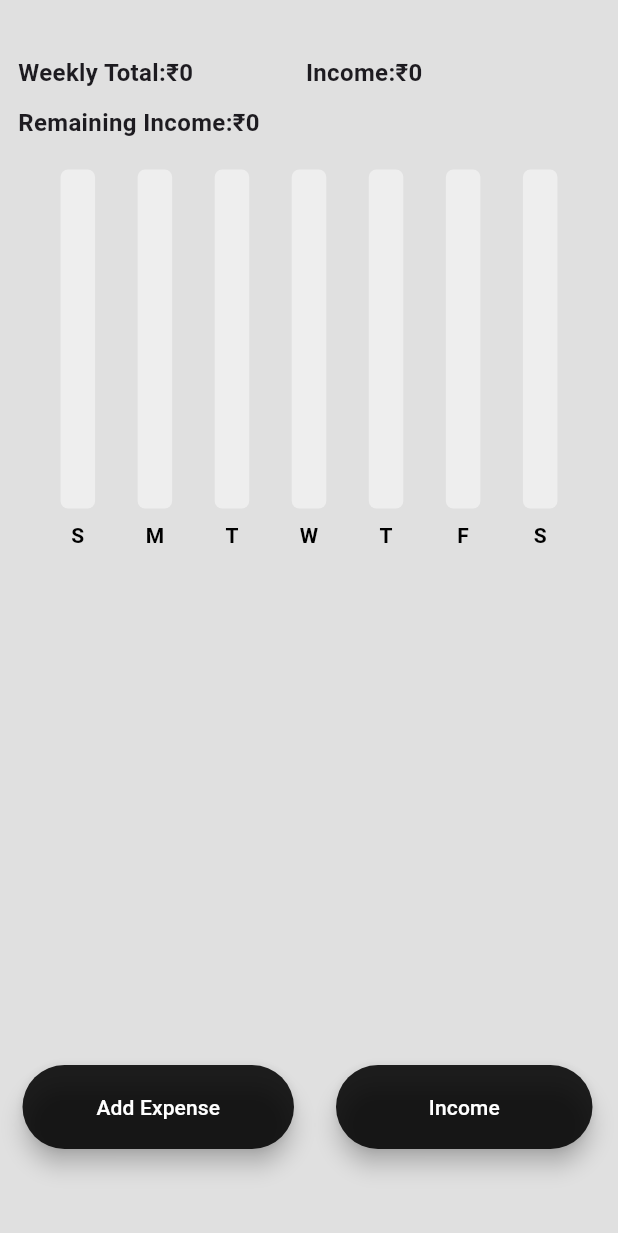
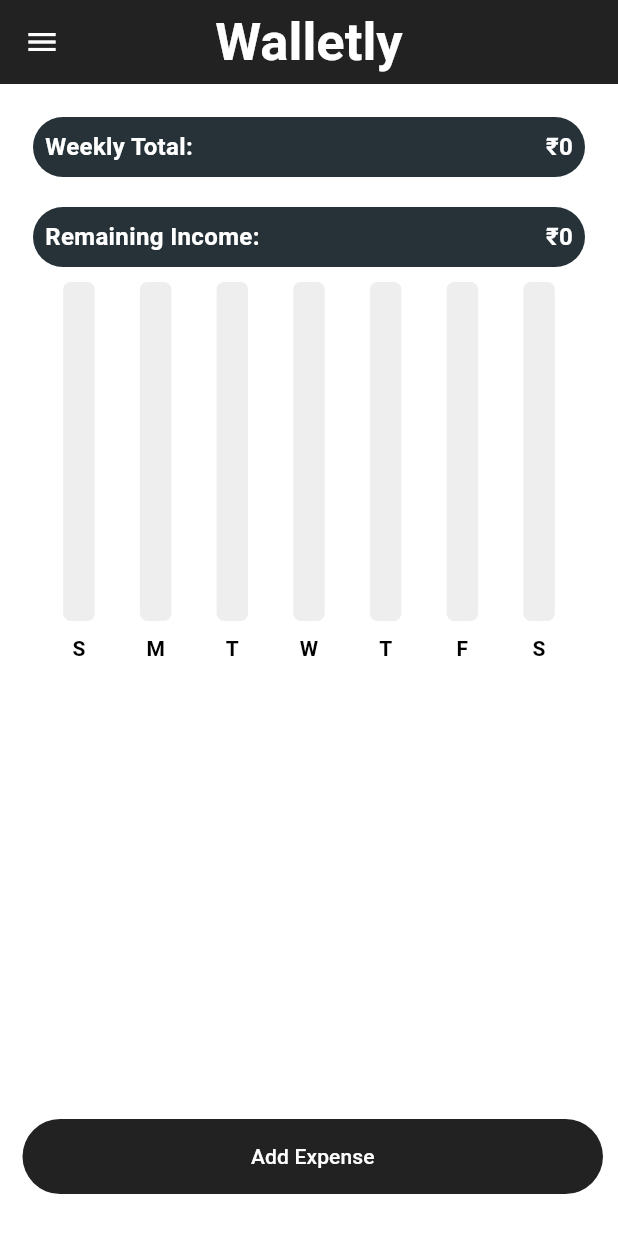
Before and after one commit to its-dhaya/Flutter_ExpenseTracker, a Flutter app: the screen it shows after launch, on a phone screen of 412 x 824 dp. Shown: the top 1233 px of the screen. Run offline on Flutter 3.47's test engine with Material 3 defaults, Android fonts, the phone set to English and light mode, and no system bars; drawn by our look-alikes of fl_chart; our stand-ins replace flutter_screenutil, flutter_slidable, hive, hive_flutter; accounts and stored records are empty.

Commit message:
Fourth commit

```diff
--- a/lib/bargarph/bargraph.dart
+++ b/lib/bargarph/bargraph.dart
@@ -61,7 +61,8 @@ class MyBarGraph extends StatelessWidget {
           barRods: [
             BarChartRodData(toY: data.y,
             color: Colors.grey.shade800,
-            width: 23,
+
+            width: 21,
             borderRadius: BorderRadius.circular(5),
             backDrawRodData: BackgroundBarChartRodData(
               show: true,
--- a/lib/components/expensesummary.dart
+++ b/lib/components/expensesummary.dart
@@ -9,7 +9,7 @@ class ExpenseSummary extends StatelessWidget {
 
   const ExpenseSummary({
     Key? key,
-    required this.startofWeek,
+    required this.startofWeek, required String incomeAmount,
   }) : super(key: key);
 
   double calculateMax(
@@ -97,44 +97,68 @@ class ExpenseSummary extends StatelessWidget {
         String remainingIncome = calculateRemainingIncome(value);
         return Column(
           children: [
+
             Padding(
-              padding: const EdgeInsets.only(right: 20, bottom: 10, top: 25),
+              padding: const EdgeInsets.all(10),
+              child: Container(
+                height: 40,
+                decoration: BoxDecoration(color: Colors.blueGrey.shade900,
+                borderRadius: BorderRadius.circular(20)),
                 child: Row(
+                  mainAxisAlignment: MainAxisAlignment.spaceBetween,
                   children: [
-                  Text(
+                    Column(
+                      crossAxisAlignment: CrossAxisAlignment.start,
+                      children: [
+
+                        Padding(
+                          padding: const EdgeInsets.all(8),
+                          child: Text(
                             "Weekly Total:",
-                    style: TextStyle(fontWeight: FontWeight.bold, fontSize: 16),
+                            style: TextStyle(fontWeight: FontWeight.bold, fontSize: 16,color: Colors.white),
                           ),
-                  Text(
-                    '₹${calculateWeektotal(value, sunday, monday, tuesday, wednesday, thursday, friday, saturday)}',
-                    style: TextStyle(fontWeight: FontWeight.bold, fontSize: 16),
-                  ),
-                  SizedBox(width: 10),
-                  Padding(padding: EdgeInsets.only(right: 65)),
-                  Text(
-                    "Income:",
-                    style: TextStyle(fontWeight: FontWeight.bold, fontSize: 16),
-                  ),
-                  Text(
-                    '₹$incomeTotal',
-                    style: TextStyle(fontWeight: FontWeight.bold, fontSize: 16),
                         ),
                       ],
                     ),
+                    Padding(
+                      padding: const EdgeInsets.all(8.0),
+                      child: Text(
+                        '₹${calculateWeektotal(value, sunday, monday, tuesday, wednesday, thursday, friday, saturday)}',
+                        style: TextStyle(fontWeight: FontWeight.bold, fontSize: 16,color: Colors.white),
+                      ),
+                    ),
+
+                  ],
+                ),
+              ),
+            ),
+
+
+            Padding(
+              padding: const EdgeInsets.all(10),
+              child: Container(
+                height: 40,
+                decoration: BoxDecoration(color: Colors.blueGrey.shade900,
+                borderRadius: BorderRadius.circular(20),),
+                child: Row(
+                  mainAxisAlignment: MainAxisAlignment.spaceBetween,
+                  children: [
+                    Padding(
+                      padding: const EdgeInsets.all(8.0),
+                      child: Text(
+                        "Remaining Income:",
+                        style: TextStyle(fontWeight: FontWeight.bold, fontSize: 16,color: Colors.white),
+                      ),
                     ),
                     Padding(
-              padding: const EdgeInsets.only(right: 20, bottom: 20),
-              child: Row(
-                children: [
-                  Text(
-                    "Remaining Income:",
-                    style: TextStyle(fontWeight: FontWeight.bold, fontSize: 16),
+                      padding: const EdgeInsets.all(8.0),
+                      child: Text(
+                        '₹$remainingIncome',
+                        style: TextStyle(fontWeight: FontWeight.bold, fontSize: 16,color: Colors.white),
                       ),
-                  Text(
-                    '₹$remainingIncome',
-                    style: TextStyle(fontWeight: FontWeight.bold, fontSize: 16),
                     ),
                   ],
+                ),
               ),
             ),
             SizedBox(
--- a/lib/main.dart
+++ b/lib/main.dart
@@ -1,4 +1,5 @@
 import 'package:flutter/material.dart';
+import 'package:flutter_screenutil/flutter_screenutil.dart';
 import 'package:hive_flutter/adapters.dart';
 import 'package:project/data/expensedata.dart';
 import 'package:project/pages/homepage.dart';
@@ -18,7 +19,10 @@ class MyApp extends StatelessWidget {
   // This widget is the root of your application.
   @override
   Widget build(BuildContext context) {
-    return ChangeNotifierProvider(
+    return ScreenUtilInit(
+
+      designSize:const Size(360, 640),
+      child: ChangeNotifierProvider(
 
         create: (context)=>ExpenseData(),
         builder: (context,child)=> const MaterialApp(
@@ -26,6 +30,7 @@ class MyApp extends StatelessWidget {
           debugShowCheckedModeBanner: false,
           home: HomePage(),
         ),
+        ),
     );
   }
 }
--- a/lib/pages/homepage.dart
+++ b/lib/pages/homepage.dart
@@ -16,12 +16,162 @@ class _HomePageState extends State<HomePage> {
   final newExpenseNameController = TextEditingController();
   final newExpenseAmountController = TextEditingController();
   final newIncomeAmountController = TextEditingController();
+  String incomeAmount = "";
 
   @override
   void initState() {
     super.initState();
+    Provider.of<ExpenseData>(context, listen: false).perpareData();
+  }
 
-    Provider.of<ExpenseData>(context, listen: false).perpareData();
+  @override
+  Widget build(BuildContext context) {
+    return Consumer<ExpenseData>(
+      builder: (context, value, child) => Scaffold(
+        appBar: AppBar(
+          title: Text(
+            'Walletly',
+            style: TextStyle(
+              fontWeight: FontWeight.bold,
+              fontSize: 35,
+              color: Colors.white,
+            ),
+          ),
+          centerTitle: true,
+          backgroundColor: Colors.black87,
+          leading: Builder(
+            builder: (context) => IconButton(
+              icon: Icon(Icons.menu, color: Colors.white),
+              onPressed: () {
+                Scaffold.of(context).openDrawer();
+              },
+            ),
+          ),
+        ),
+        drawer: Drawer(
+          child: ListView(
+            padding: EdgeInsets.zero,
+            children: [
+              SizedBox(
+                height: 188,
+                child: DrawerHeader(
+                  child: Column(
+                    crossAxisAlignment: CrossAxisAlignment.start,
+                    children: [
+                      Text(
+                        'Your Income!',
+                        style: TextStyle(
+                          color: Colors.white,
+                          fontWeight: FontWeight.bold,
+                          fontSize: 25,
+                        ),
+                      ),
+                      SizedBox(height: 30),
+                      Row(
+                        mainAxisAlignment: MainAxisAlignment.spaceBetween,
+                        children: [
+                          Text('AMOUNT: ₹$incomeAmount', style: TextStyle(fontWeight: FontWeight.bold,color: Colors.white)),
+                          IconButton(
+                            icon: Icon(Icons.edit),
+                            color: Colors.white,
+                            onPressed: () => editIncome(context),
+                          ),
+                        ],
+
+                      ),
+
+                    ],
+                  ),
+                  decoration: BoxDecoration(
+                    color: Colors.black87,
+                  ),
+                ),
+              ),
+            ],
+          ),
+        ),
+        resizeToAvoidBottomInset: false,
+        backgroundColor: Colors.white,
+        body: Column(
+          children: [
+            SizedBox(
+              height: 690,
+              child: SingleChildScrollView(
+                child: Column(
+                  children: [
+                    Container(
+                      margin: EdgeInsets.all(0),
+                      padding: EdgeInsets.all(12),
+                      decoration: BoxDecoration(
+                        color: Colors.white,
+                        borderRadius: BorderRadius.circular(0),
+                      ),
+                      child: ExpenseSummary(
+                        startofWeek: value.startofWeekData(),
+                        incomeAmount: incomeAmount,
+                      ),
+                    ),
+                    Container(
+                      margin: EdgeInsets.all(0),
+                      padding: EdgeInsets.all(6),
+                      decoration: BoxDecoration(
+                        color: Colors.white,
+                        borderRadius: BorderRadius.circular(0),
+                      ),
+                      child: ListView.builder(
+                        shrinkWrap: true,
+                        physics: NeverScrollableScrollPhysics(),
+                        itemCount: value.getallExpenseList().length,
+                        itemBuilder: (context, index) {
+                          final expense = value.getallExpenseList()[index];
+                          if (expense.name != 'Income') {
+                            return ExpenseTile(
+                              name: expense.name!,
+                              amount: expense.amount!,
+                              dateTime: expense.dateTime,
+                              deleteTapped: (p0) => deleteExpense(expense),
+                              editTapped: (p0) => editExpense(expense),
+                            );
+                          } else {
+                            return Container();
+                          }
+                        },
+                      ),
+                    ),
+                  ],
+                ),
+              ),
+            ),
+            Container(
+              color: Colors.white,
+              child: Row(
+                mainAxisAlignment: MainAxisAlignment.spaceEvenly,
+                children: [
+                  Expanded(
+                    child: Container(
+                      margin: EdgeInsets.only(right: 10, left: 10),
+                      padding: EdgeInsets.only(left: 5),
+                      child: MaterialButton(
+                        onPressed: addNewExpense,
+                        color: Colors.black87,
+                        textColor: Colors.white,
+                        elevation: 0,
+                        shape: RoundedRectangleBorder(
+                          borderRadius: BorderRadius.circular(30),
+                        ),
+                        minWidth: 10,
+                        height: 50,
+                        child: Text('Add Expense'),
+                      ),
+                    ),
+                  ),
+                ],
+              ),
+            ),
+          ],
+        ),
+      ),
+    );
   }
 
   void addNewExpense() {
@@ -75,11 +225,11 @@ class _HomePageState extends State<HomePage> {
     }
   }
 
-  void addIncome() {
+  void editIncome(BuildContext context) {
     showDialog(
       context: context,
       builder: (context) => AlertDialog(
-        title: Text('Add Income'),
+        title: Text('Enter Income'),
         content: Column(
           mainAxisSize: MainAxisSize.min,
           children: [
@@ -98,7 +248,7 @@ class _HomePageState extends State<HomePage> {
             child: Text('Cancel'),
           ),
           MaterialButton(
-            onPressed: saveIncome,
+            onPressed: () => saveIncome(context),
             child: Text('Save'),
           )
         ],
@@ -106,9 +256,12 @@ class _HomePageState extends State<HomePage> {
     );
   }
 
-  void saveIncome() {
+  void saveIncome(BuildContext context) {
     if (newIncomeAmountController.text.isNotEmpty) {
       String amount = '${newIncomeAmountController.text}';
+      setState(() {
+        incomeAmount = amount;
+      });
       Provider.of<ExpenseData>(context, listen: false)
           .addNewIncome(amount);
       Navigator.pop(context);
@@ -124,7 +277,7 @@ class _HomePageState extends State<HomePage> {
         actions: [
           TextButton(
             onPressed: () {
-              Navigator.pop(context); // Close the dialog
+              Navigator.pop(context);
             },
             child: Text('Cancel'),
           ),
@@ -132,7 +285,7 @@ class _HomePageState extends State<HomePage> {
             onPressed: () {
               Provider.of<ExpenseData>(context, listen: false)
                   .deleteExpense(expense);
-              Navigator.pop(context); // Close the dialog
+              Navigator.pop(context);
             },
             child: Text('Delete'),
           ),
@@ -182,19 +335,6 @@ class _HomePageState extends State<HomePage> {
     );
   }
 
-  void saveEditedExpense(BuildContext context, ExpenseItem expense) {
-    if (newExpenseNameController.text.isNotEmpty &&
-        newExpenseAmountController.text.isNotEmpty) {
-      String amount = '${newExpenseAmountController.text}';
-      // Update the existing expense item
-      expense.name = newExpenseNameController.text;
-      expense.amount = amount;
-      expense.dateTime = DateTime.now();
-      Provider.of<ExpenseData>(context, listen: false)
-          .notifyListeners(); // Notify listeners about the change
-    }
-  }
-
   void cancel() {
     Navigator.pop(context);
     clear();
@@ -206,105 +346,5 @@ class _HomePageState extends State<HomePage> {
     newIncomeAmountController.clear();
   }
 
-  @override
-  Widget build(BuildContext context) {
-    return Consumer<ExpenseData>(
-      builder: (context, value, child) => Scaffold(
-        resizeToAvoidBottomInset: false,
-        backgroundColor: Colors.grey.shade300,
-        body: Column(
-          children: [
-            SizedBox(
-              height: 695,
-              child: SingleChildScrollView(
-                child: Column(
-                  children: [
-                    Container(
-                      margin: EdgeInsets.all(0),
-                      padding: EdgeInsets.all(12),
-                      decoration: BoxDecoration(
-                        color: Colors.grey.shade300,
-                        borderRadius: BorderRadius.circular(0),
-                      ),
-                      child: ExpenseSummary(startofWeek: value.startofWeekData()),
-                    ),
-                    Container(
-                      margin: EdgeInsets.all(0),
-                      padding: EdgeInsets.all(6),
-                      decoration: BoxDecoration(
-                        color: Colors.grey.shade300,
-                        borderRadius: BorderRadius.circular(0),
-                      ),
-                      child: ListView.builder(
-                        shrinkWrap: true,
-                        physics: NeverScrollableScrollPhysics(),
-                        itemCount: value.getallExpenseList().length,
-                        itemBuilder: (context, index) {
-                          final expense = value.getallExpenseList()[index];
-                          // Filter out income from the list of expenses
-                          if (expense.name != 'Income') {
-                            return ExpenseTile(
-                              name: expense.name!,
-                              amount: expense.amount!,
-                              dateTime: expense.dateTime,
-                              deleteTapped: (p0) =>
-                                  deleteExpense(expense),
-                              editTapped: (p0) =>
-                                  editExpense(expense),
-                            );
-                          } else {
-                            // Return an empty container for income
-                            return Container();
-                          }
-                        },
-                      ),
-                    ),
-                  ],
-                ),
-              ),
-            ),
-            Container(
-              color: Colors.grey.shade300,
-              child: Row(
-                mainAxisAlignment: MainAxisAlignment.spaceEvenly,
-                children: [
-
-                  Expanded(
-                    child: Container(
-                      margin: EdgeInsets.only(right: 10, left: 10),
-                      padding: EdgeInsets.only(left: 5),
-                      child: FloatingActionButton.extended(
-                        shape: RoundedRectangleBorder(
-                            borderRadius: BorderRadius.circular(30)),
-                        onPressed: addNewExpense,
-                        label: Text('Add Expense',
-                            style: TextStyle(color: Colors.white)),
-                        foregroundColor: Colors.white,
-                        backgroundColor: Colors.black87,
-                      ),
-                    ),
-                  ),
-                  Expanded(
-                    child: Container(
-                      margin: EdgeInsets.symmetric(vertical: 15),
-                      padding: EdgeInsets.only(right: 17, left: 18),
-                      child: FloatingActionButton.extended(
-                        shape: RoundedRectangleBorder(
-                            borderRadius: BorderRadius.circular(30)),
-                        onPressed: addIncome,
-                        label: Text('Income',
-                            style: TextStyle(color: Colors.white)),
-                        foregroundColor: Colors.white,
-                        backgroundColor: Colors.black87,
-                      ),
-                    ),
-                  ),
-                ],
-              ),
-            ),
-          ],
-        ),
-      ),
-    );
-  }
+  void saveEditedExpense(BuildContext context, ExpenseItem expense) {}
 }
--- a/pubspec.yaml
+++ b/pubspec.yaml
@@ -21,6 +21,7 @@ version: 1.0.0+1
 environment:
   sdk: '>=3.2.6 <4.0.0'
 
+
 # Dependencies specify other packages that your package needs in order to work.
 # To automatically upgrade your package dependencies to the latest versions
 # consider running `flutter pub upgrade --major-versions`. Alternatively,
@@ -30,6 +31,8 @@ environment:
 dependencies:
   flutter:
     sdk: flutter
+  flutter_screenutil: ^5.9.0
+  google_fonts: ^6.2.0
 
 
   # The following adds the Cupertino Icons font to your application.
```
Also changed, not shown: pubspec.lock. Lines whose indentation alone changed are shown as unchanged.
